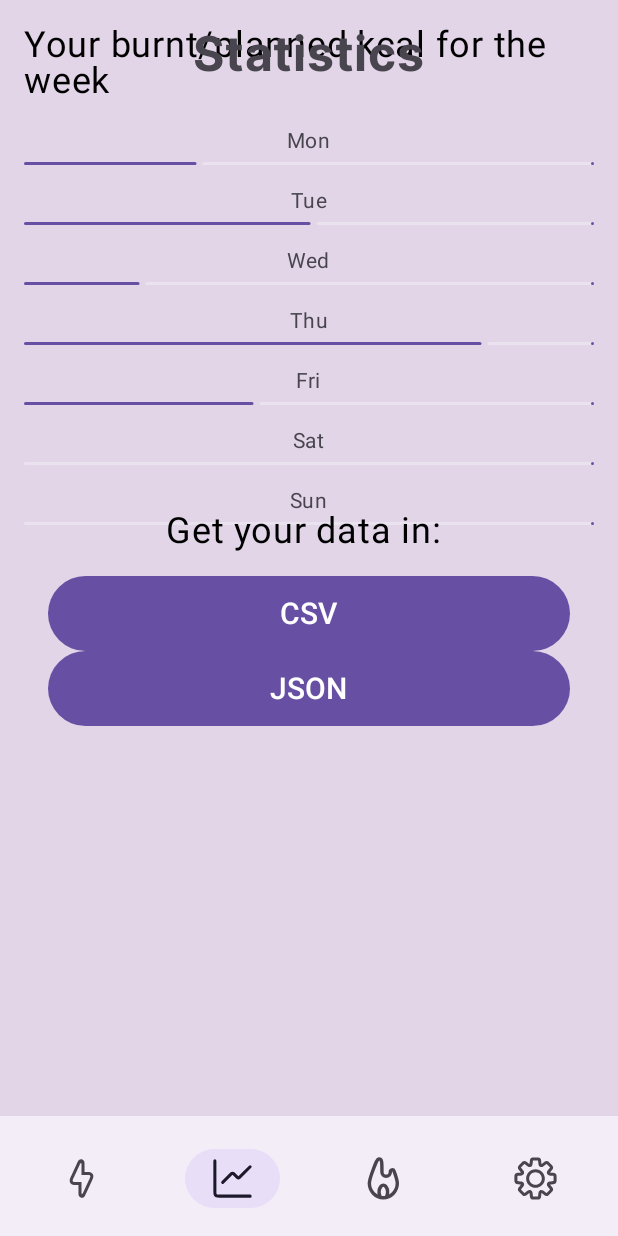
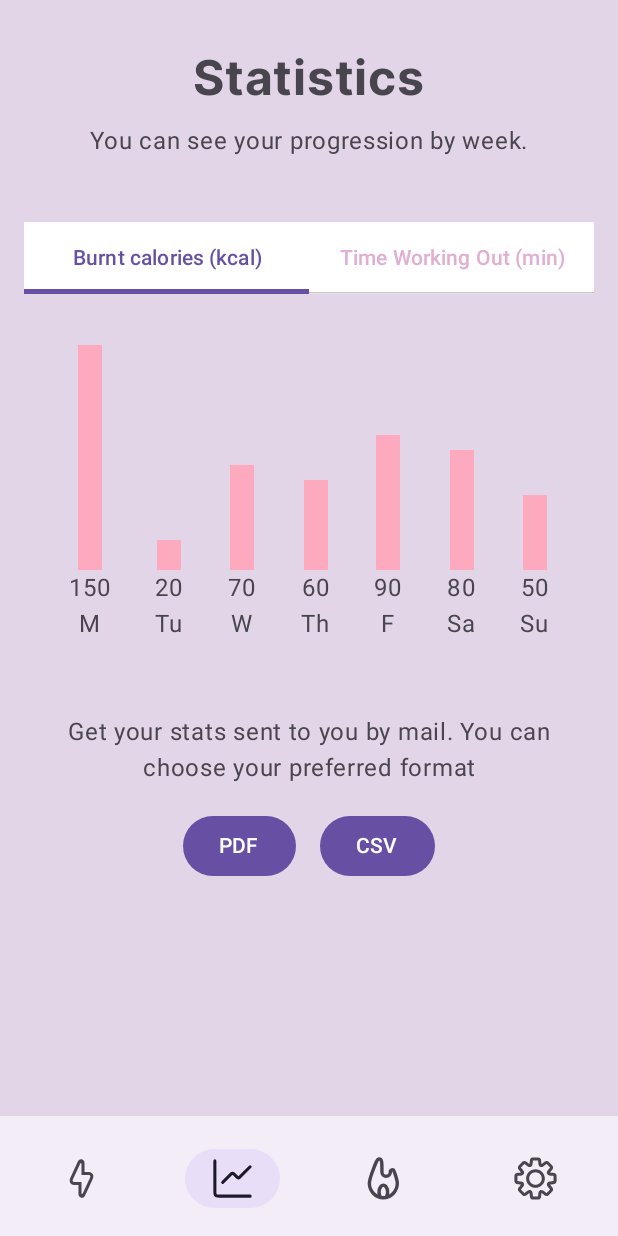
Before and after one commit to Rudolf23Hkya/MuscleMind, an Android app built with Jetpack Compose: the StatsMainScreen screen opened through its navigation route, on a phone screen of 412 x 824 dp. Run offline under Robolectric (Android 15) with nearby library versions, the phone set to English and light mode, and no system bars; our stand-ins replace Dagger/Hilt's generated code; 1 statement that could not run was skipped.

Commit message:
stats view done

```diff
--- a/app/src/main/java/com/elte_r532ov/musclemind/MainActivity.kt
+++ b/app/src/main/java/com/elte_r532ov/musclemind/MainActivity.kt
@@ -100,8 +100,7 @@ fun MyApp(sessionManagement: SessionManagement) {
             CalorieCounterScreen(navController)
         }
         composable(Routes.STATS_OVERVIEW){
-            val progressValues = floatArrayOf(0.3f, 0.5f, 0.2f, 0.8f, 0.4f, 0.0f, 0.0f)
-            StatsMainScreen(navController,progressValues)
+            StatsMainScreen(navController)
         }
         navigation(
             startDestination = Routes.WORKOUTS_IN_DETAIL,
--- a/app/src/main/java/com/elte_r532ov/musclemind/data/api/MuscleMindRepoImplApi.kt
+++ b/app/src/main/java/com/elte_r532ov/musclemind/data/api/MuscleMindRepoImplApi.kt
@@ -38,7 +38,10 @@ class MuscleMindRepoImplApi(
             context.startActivity(intent)
         }
         // Generic Api handler
-        private fun <T> handleApiResponse(response: Response<T>, onSuccess: (T) -> Resource<T>): Resource<T> {
+        private fun <T> handleApiResponse(
+            response: Response<T>,
+            onSuccess: (T) -> Resource<T>,
+        ): Resource<T> {
             return if (response.isSuccessful) {
                 response.body()?.let {
                     onSuccess(it)
@@ -132,7 +135,6 @@ class MuscleMindRepoImplApi(
         }
     }
 
-    //apiDao.addCalories(caloriesData)
     override suspend fun addCalories(caloriesData: CaloriesData): Resource<String> {
         return try {
             // Meghívja az API függvényt és kezeli a választ a handleApiResponse segítségével
--- /dev/null
+++ b/app/src/main/java/com/elte_r532ov/musclemind/data/enums/StatsFormat.kt
@@ -0,0 +1,5 @@
+package com.elte_r532ov.musclemind.data.enums
+
+enum class StatsFormat {
+    PDF, CSV
+}
--- /dev/null
+++ b/app/src/main/java/com/elte_r532ov/musclemind/data/enums/StatsMode.kt
@@ -0,0 +1,5 @@
+package com.elte_r532ov.musclemind.data.enums
+
+enum class StatsMode {
+    KCAL, TIME
+}
--- a/app/src/main/java/com/elte_r532ov/musclemind/ui/screens/stats/StatsMainScreen.kt
+++ /dev/null
@@ -1,102 +0,0 @@
-import android.annotation.SuppressLint
-import androidx.compose.foundation.layout.*
-import androidx.compose.foundation.shape.RoundedCornerShape
-import androidx.compose.material3.Button
-import androidx.compose.material3.LinearProgressIndicator
-import androidx.compose.material3.Text
-import androidx.compose.material3.MaterialTheme
-import androidx.compose.material3.Scaffold
-import androidx.compose.runtime.Composable
-import androidx.compose.ui.Alignment
-import androidx.compose.ui.Modifier
-import androidx.compose.ui.graphics.Color
-import androidx.compose.ui.text.font.FontWeight
-import androidx.compose.ui.unit.dp
-import androidx.compose.ui.unit.sp
-import androidx.navigation.NavHostController
-import com.elte_r532ov.musclemind.myFontFamily
-import com.elte_r532ov.musclemind.ui.BottomNavBar
-
-@SuppressLint("UnusedMaterial3ScaffoldPaddingParameter")
-@Composable
-fun StatsMainScreen(onNavigate: NavHostController, progressValues: FloatArray) {
-    Scaffold(
-        bottomBar = {
-            onNavigate.currentDestination?.route?.let {
-                BottomNavBar(it, onNavigate)
-            }
-        },
-        topBar = {
-            Box(
-                modifier = Modifier
-                    .fillMaxWidth()
-                    .padding(16.dp),
-                contentAlignment = Alignment.Center
-            ) {
-                Text(
-                    "Statistics",
-                    fontSize = 32.sp,
-                    fontFamily = myFontFamily,
-                    fontWeight = FontWeight.Bold,
-                    color = MaterialTheme.colorScheme.onBackground,
-                    lineHeight = 40.sp
-                )
-            }
-        }
-    ) {
-        Column(
-            modifier = Modifier.padding(16.dp),
-            horizontalAlignment = Alignment.CenterHorizontally
-        ) {
-            Text("Your burnt/planned kcal for the week", fontSize = 24.sp, color = Color.Black)
-            Spacer(modifier = Modifier.height(16.dp))
-
-            val daysOfWeek = listOf("Mon", "Tue", "Wed", "Thu", "Fri", "Sat", "Sun")
-            val progressList = progressValues.toList()
-
-            daysOfWeek.zip(progressList).forEach { pair: Pair<String, Float> ->
-                val (day, progress) = pair
-                Text(text = day, style = MaterialTheme.typography.bodyMedium)
-                LinearProgressIndicator(
-                    progress = progress,
-                    modifier = Modifier
-                        .fillMaxWidth()
-                        .height(10.dp)
-                        .padding(vertical = 4.dp),
-                    color = MaterialTheme.colorScheme.primary,
-                    trackColor = MaterialTheme.colorScheme.onSurface.copy(alpha = 0.3f)
-                )
-                Spacer(modifier = Modifier.height(10.dp))
-            }
-        }
-        Column(
-            modifier = Modifier
-                .fillMaxSize()
-                .padding(32.dp),
-            horizontalAlignment = Alignment.CenterHorizontally,
-            verticalArrangement = Arrangement.Center
-        ){
-            Text("Get your data in: ", fontSize = 24.sp, color = Color.Black)
-            Spacer(modifier = Modifier.height(16.dp))
-
-            Button(
-                onClick = { },//TODO
-                modifier = Modifier
-                    .fillMaxWidth()
-                    .height(50.dp),
-                shape = RoundedCornerShape(50)
-            ) {
-                Text("CSV", fontSize = 20.sp, color = Color.White)
-            }
-            Button(
-                onClick = { },//TODO
-                modifier = Modifier
-                    .fillMaxWidth()
-                    .height(50.dp),
-                shape = RoundedCornerShape(50)
-            ) {
-                Text("JSON", fontSize = 20.sp, color = Color.White)
-            }
-        }
-    }
-}
--- /dev/null
+++ b/app/src/main/java/com/elte_r532ov/musclemind/ui/screens/stats/StatsScreen.kt
@@ -0,0 +1,185 @@
+import android.annotation.SuppressLint
+import androidx.compose.foundation.background
+import androidx.compose.foundation.layout.*
+import androidx.compose.foundation.shape.RoundedCornerShape
+import androidx.compose.material3.Button
+import androidx.compose.material3.ButtonDefaults
+import androidx.compose.material3.LinearProgressIndicator
+import androidx.compose.material3.Text
+import androidx.compose.material3.MaterialTheme
+import androidx.compose.material3.Scaffold
+import androidx.compose.material3.SnackbarHost
+import androidx.compose.material3.Tab
+import androidx.compose.material3.TabRow
+import androidx.compose.runtime.Composable
+import androidx.compose.runtime.collectAsState
+import androidx.compose.runtime.getValue
+import androidx.compose.ui.Alignment
+import androidx.compose.ui.Modifier
+import androidx.compose.ui.graphics.Color
+import androidx.compose.ui.text.font.FontWeight
+import androidx.compose.ui.text.style.TextAlign
+import androidx.compose.ui.unit.dp
+import androidx.compose.ui.unit.sp
+import androidx.hilt.navigation.compose.hiltViewModel
+import androidx.navigation.NavHostController
+import com.elte_r532ov.musclemind.data.enums.StatsFormat
+import com.elte_r532ov.musclemind.data.enums.StatsMode
+import com.elte_r532ov.musclemind.myFontFamily
+import com.elte_r532ov.musclemind.ui.BottomNavBar
+import com.elte_r532ov.musclemind.ui.screens.stats.StatsViewModel
+import com.elte_r532ov.musclemind.ui.util.handleUiEvent
+
+@SuppressLint("UnusedMaterial3ScaffoldPaddingParameter")
+@Composable
+fun StatsMainScreen(
+    onNavigate: NavHostController,
+    viewModel: StatsViewModel = hiltViewModel()
+) {
+    val snackBarHostState = handleUiEvent(viewModel.uiEvent, onNavigate)
+    val scaledStats = viewModel.scaledStats.collectAsState()
+    val realStats = viewModel.realStats.collectAsState()
+    val selectedMode by viewModel.selectedMode.collectAsState()
+
+    Scaffold(
+        bottomBar = {
+            onNavigate.currentDestination?.route?.let {
+                BottomNavBar(it, onNavigate)
+            }
+        },
+        snackbarHost = { SnackbarHost(snackBarHostState) }
+    ) {
+        Column(
+            modifier = Modifier
+                .fillMaxSize()
+                .padding(16.dp),
+            horizontalAlignment = Alignment.CenterHorizontally,
+        ) {
+            Column(
+                modifier = Modifier
+                    .fillMaxWidth()
+                    .padding(16.dp),
+                horizontalAlignment = Alignment.CenterHorizontally
+            ) {
+                Text(
+                    "Statistics",
+                    fontSize = 32.sp,
+                    fontFamily = myFontFamily,
+                    fontWeight = FontWeight.Bold,
+                    color = MaterialTheme.colorScheme.onBackground,
+                    lineHeight = 40.sp
+                )
+                Spacer(modifier = Modifier.height(10.dp))
+                Text(
+                    text = "You can see your progression by week.",
+                    color = MaterialTheme.colorScheme.onBackground,
+                    modifier = Modifier.padding(bottom = 16.dp)
+                )
+            }
+
+            Spacer(modifier = Modifier.height(10.dp))
+            /*
+            Row(
+                modifier = Modifier.padding(vertical = 8.dp),
+                horizontalArrangement = Arrangement.Center
+            ) {
+                Button(onClick = { viewModel.setMode(StatsMode.KCAL) }, colors = ButtonDefaults.buttonColors(containerColor = MaterialTheme.colorScheme.primary)) {
+                    Text("kcal")
+                }
+                Spacer(modifier = Modifier.width(16.dp))
+                Button(onClick = { viewModel.setMode(StatsMode.TIME) }, colors = ButtonDefaults.buttonColors(containerColor = MaterialTheme.colorScheme.secondary)) {
+                    Text("time")
+                }
+            }
+            */
+
+            SelectionBar(selectedMode) { mode ->
+                viewModel.setMode(mode)
+            }
+
+            Spacer(modifier = Modifier.height(16.dp))
+
+            BarGraph(scaledStats.value,realStats.value)
+
+            Spacer(modifier = Modifier.height(16.dp))
+
+            Text(
+                text = "Get your stats sent to you by mail. You can choose your preferred format",
+                textAlign = TextAlign.Center,
+                modifier = Modifier.padding(vertical = 16.dp)
+            )
+            Row(
+                horizontalArrangement = Arrangement.Center
+            ) {
+                Button(onClick = { viewModel.sendStatsByEmail(StatsFormat.PDF) }, colors = ButtonDefaults.buttonColors(containerColor = MaterialTheme.colorScheme.primary)) {
+                    Text("PDF")
+                }
+                Spacer(modifier = Modifier.width(16.dp))
+                Button(onClick = { viewModel.sendStatsByEmail(StatsFormat.CSV) }, colors = ButtonDefaults.buttonColors(containerColor = MaterialTheme.colorScheme.primary)) {
+                    Text("CSV")
+                }
+            }
+        }
+    }
+}
+
+@Composable
+fun BarGraph(scaledValues: List<Int>,realValues: List<Int>) {
+    val barColors = listOf(
+        Color(MaterialTheme.colorScheme.onSurface.value),
+        Color(MaterialTheme.colorScheme.onSurface.value),
+        Color(MaterialTheme.colorScheme.onSurface.value),
+        Color(MaterialTheme.colorScheme.onSurface.value),
+        Color(MaterialTheme.colorScheme.onSurface.value),
+        Color(MaterialTheme.colorScheme.onSurface.value),
+        Color(MaterialTheme.colorScheme.onSurface.value)
+    )
+    val days = listOf("M", "Tu", "W", "Th", "F", "Sa", "Su")
+    Row(
+        modifier = Modifier
+            .fillMaxWidth()
+            .padding(vertical = 16.dp),
+        horizontalArrangement = Arrangement.SpaceEvenly,
+        verticalAlignment = Alignment.Bottom
+    ) {
+        scaledValues.forEachIndexed { index, value ->
+            Column(
+                horizontalAlignment = Alignment.CenterHorizontally,
+                verticalArrangement = Arrangement.Bottom,
+                modifier = Modifier.height(200.dp)
+            ) {
+                Box(
+                    modifier = Modifier
+                        .height(value.dp)
+                        .width(16.dp)
+                        .background(barColors[index])
+                )
+                Text(text = realValues[index].toString())
+                Text(text = days[index])
+            }
+        }
+    }
+}
+
+@Composable
+fun SelectionBar(selectedMode: StatsMode, onModeSelected: (StatsMode) -> Unit) {
+    val modes = listOf(StatsMode.KCAL, StatsMode.TIME)
+    val titles = listOf("Burnt calories (kcal)", "Time Working Out (min)")
+
+    TabRow(
+        selectedTabIndex = modes.indexOf(selectedMode),
+        contentColor = MaterialTheme.colorScheme.primary
+    ) {
+        modes.forEachIndexed { index, mode ->
+            Tab(
+                selected = selectedMode == mode,
+                onClick = { onModeSelected(mode) },
+                text = { Text(titles[index]) },
+                selectedContentColor = if (selectedMode == mode)
+                    MaterialTheme.colorScheme.primary else MaterialTheme.colorScheme.secondary,
+                unselectedContentColor = if (selectedMode == mode)
+                    MaterialTheme.colorScheme.primary else MaterialTheme.colorScheme.secondary
+            )
+        }
+    }
+}
--- /dev/null
+++ b/app/src/main/java/com/elte_r532ov/musclemind/ui/screens/stats/StatsViewModel.kt
@@ -0,0 +1,63 @@
+package com.elte_r532ov.musclemind.ui.screens.stats
+
+import androidx.lifecycle.ViewModel
+import androidx.lifecycle.viewModelScope
+import com.elte_r532ov.musclemind.data.MuscleMindRepository
+import com.elte_r532ov.musclemind.data.enums.StatsFormat
+import com.elte_r532ov.musclemind.data.enums.StatsMode
+import com.elte_r532ov.musclemind.data.workoutsAndExercises.WorkoutExcRepository
+import com.elte_r532ov.musclemind.util.UiEvent
+import dagger.hilt.android.lifecycle.HiltViewModel
+import kotlinx.coroutines.channels.Channel
+import kotlinx.coroutines.flow.MutableStateFlow
+import kotlinx.coroutines.flow.StateFlow
+import kotlinx.coroutines.flow.receiveAsFlow
+import kotlinx.coroutines.launch
+import javax.inject.Inject
+
+
+@HiltViewModel
+class StatsViewModel @Inject constructor(
+    private val repository: MuscleMindRepository
+) : ViewModel() {
+    init {
+        viewModelScope.launch {
+        }
+    }
+    private val _uiEvent = Channel<UiEvent>()
+    val uiEvent = _uiEvent.receiveAsFlow()
+
+    // Values should not be more than 150 and less than 0
+    private val kcalStats = listOf(150, 20, 70, 60, 90, 80, 50)
+    private val timeStats = listOf(-20, 10, 40, 35, 60, 45, 25)
+
+    private val _scaledStats = MutableStateFlow(kcalStats)
+    val scaledStats: StateFlow<List<Int>> = _scaledStats
+
+    private val _realStats = MutableStateFlow(kcalStats)
+    val realStats: StateFlow<List<Int>> = _realStats
+
+    private val _selectedMode = MutableStateFlow(StatsMode.KCAL)
+    val selectedMode: StateFlow<StatsMode> = _selectedMode
+
+    fun setMode(mode: StatsMode) {
+        _selectedMode.value = mode
+        _scaledStats.value = when (mode) {
+            StatsMode.KCAL -> kcalStats
+            StatsMode.TIME -> timeStats
+        }
+        _realStats.value = when (mode) {
+            StatsMode.KCAL -> kcalStats
+            StatsMode.TIME -> timeStats
+        }
+    }
+
+    fun sendStatsByEmail(format: StatsFormat) {
+        // Implement email sending functionality
+    }
+    private fun sendUiEvent(event: UiEvent){
+        viewModelScope.launch {
+            _uiEvent.send(event)
+        }
+    }
+}
--- a/app/src/main/java/com/elte_r532ov/musclemind/ui/theme/Color.kt
+++ b/app/src/main/java/com/elte_r532ov/musclemind/ui/theme/Color.kt
@@ -7,7 +7,7 @@ val PrimaryVariantColor = Color(0xFF7469B6)
 val SecondaryColor = Color(0xFFE1AFD1)
 val BackgroundColor = Color(0xFFe1d5e7)
 val SurfaceColor = Color(0xFFFFFFFF)
-val OnSurfaceColor = Color(0xFFFFFFFF)
+val OnSurfaceColor = Color(0xFFFDAABF)
 val ErrorColor = Color(0xFFFFB3B3)
 val OnPrimaryColor = Color(0xFFFFFFFF)
 val OnSecondaryColor = Color(0xFF000000)
```
